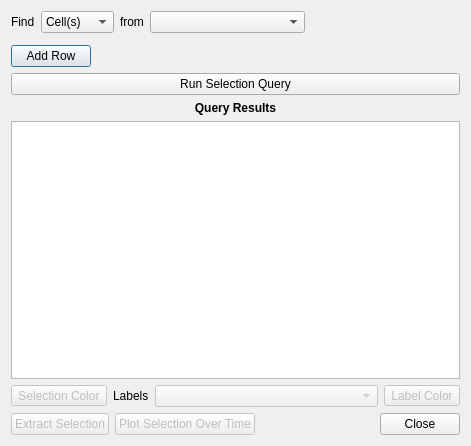
The window that Qt/Components/Resources/UI/pqQueryDialog.ui (Kitware/ParaView) describes before a commit, drawn with Qt 5.
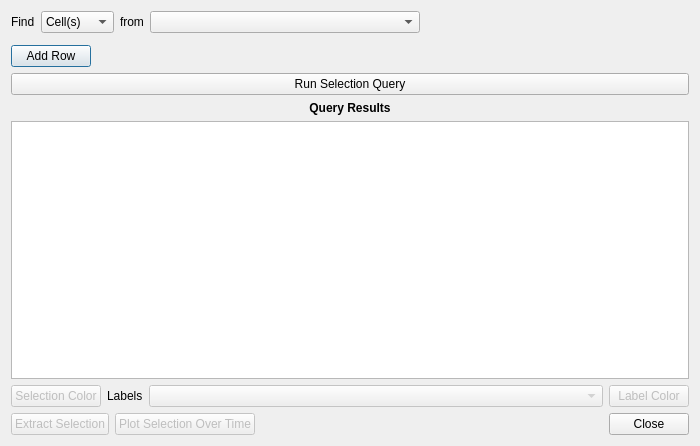
The same window after the commit. Custom widgets are drawn as their Qt base class.

Commit message: Bring back the old criterium for findData

The edit to the form file:
```diff
--- a/Qt/Components/Resources/UI/pqQueryDialog.ui
+++ b/Qt/Components/Resources/UI/pqQueryDialog.ui
@@ -6,7 +6,7 @@
    <rect>
     <x>0</x>
     <y>0</y>
-    <width>471</width>
+    <width>700</width>
     <height>446</height>
    </rect>
   </property>
@@ -264,7 +264,7 @@
  <customwidgets>
   <customwidget>
    <class>pqColorChooserButton</class>
-   <extends>QToolButton</extends>
+   <extends>QPushButton</extends>
    <header>pqColorChooserButton.h</header>
   </customwidget>
   <customwidget>
```
The commit also changes 2 other files.
